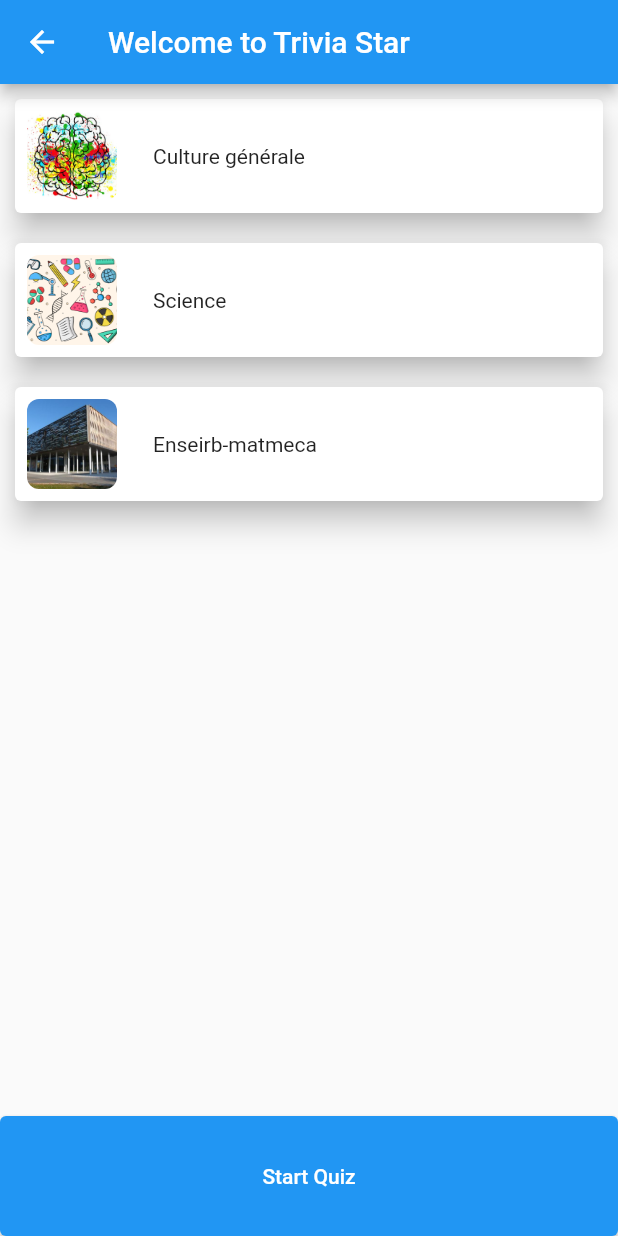
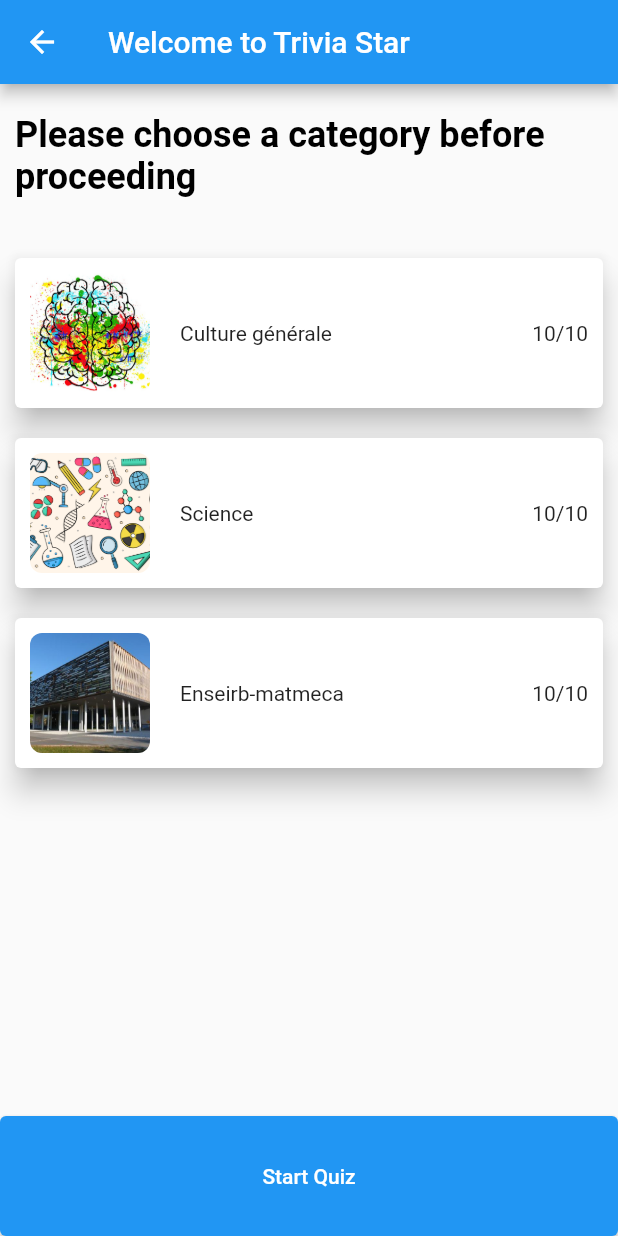
Before and after one commit to hassan-louazri/it363, a Flutter app: the Start screen opened directly, on a phone screen of 412 x 824 dp. Run offline on Flutter 3.47's test engine with Material 2 defaults, Android fonts, the phone set to English and light mode, and no system bars; our stand-ins replace cloud_firestore, firebase_auth, firebase_core, firebase_storage, flutter_rating_bar, google_fonts and 3 more; accounts and stored records are empty.

Commit message:
start page styling

```diff
--- a/lib/home.dart
+++ b/lib/home.dart
@@ -104,11 +104,12 @@ class MyHomePageState extends State<MyHomePage> {
     return lastQuestion
         .doc(widget.uid)
         .set({
-      'progress': "$questionsAnswered",
-    },SetOptions(merge: true))
-        .then((value) => {logger.i("Progress added"),
-        Alert(context: context, title: "Progress saved ").show()
-    })
+          'progress': "$questionsAnswered",
+        }, SetOptions(merge: true))
+        .then((value) => {
+              logger.i("Progress added"),
+              Alert(context: context, title: "Progress saved ").show()
+            })
         .catchError(
           (error) => logger.e("Progress wasn't added succefully."),
         );
@@ -309,7 +310,7 @@ class MyHomePageState extends State<MyHomePage> {
                                       child: Text(
                                         item,
                                         style: const TextStyle(
-                                            fontSize: 20, color: Colors.black),
+                                            fontSize: 20, color: Colors.white),
                                       ),
                                     ))
                                 .toList(),
--- a/lib/start.dart
+++ b/lib/start.dart
@@ -57,9 +57,24 @@ class _LoadJsonState extends State<Start> {
     String? uid = getUser();
     return Scaffold(
         appBar: AppBar(title: const Text("Welcome to Trivia Star")),
-        body: ListView.builder(
+        body: Column(
+          children: [
+            const Padding(
+              padding:
+                  EdgeInsets.only(left: 10, right: 10, top: 20, bottom: 30),
+              child: Text(
+                "Please choose a category before proceeding",
+                style: TextStyle(
+                    fontWeight: FontWeight.bold,
+                    fontSize: 24,
+                    color: Colors.black),
+              ),
+            ),
+            Expanded(
+              child: ListView.builder(
                   itemCount: categories.length,
-            itemBuilder: (BuildContext context, int index) => GestureDetector(
+                  itemBuilder: (BuildContext context, int index) =>
+                      GestureDetector(
                         onTap: () {
                           setState(() {
                             selectedItem = selectedItem == index ? -1 : index;
@@ -69,6 +84,7 @@ class _LoadJsonState extends State<Start> {
                           margin: const EdgeInsets.all(10.0),
                           elevation: 8,
                           child: Container(
+                            height: 100,
                             width: double.infinity,
                             decoration: BoxDecoration(
                                 color: index == selectedItem
@@ -76,12 +92,12 @@ class _LoadJsonState extends State<Start> {
                                     : Colors.white,
                                 borderRadius: BorderRadius.circular(8)),
                             padding: const EdgeInsets.symmetric(
-                          horizontal: 8.0, vertical: 8.0),
+                                horizontal: 10.0, vertical: 10.0),
                             child: Row(
                               children: [
                                 SizedBox(
-                            width: 60,
-                            height: 60,
+                                  width: 80,
+                                  height: 80,
                                   child: ClipRRect(
                                     borderRadius: BorderRadius.circular(8),
                                     child: Image.asset(
@@ -92,17 +108,30 @@ class _LoadJsonState extends State<Start> {
                                     ),
                                   ),
                                 ),
-                          const SizedBox(width: 24),
-                          Column(
+                                const SizedBox(width: 20),
+                                Expanded(
+                                  child: Column(
+                                    mainAxisAlignment: MainAxisAlignment.center,
+                                    crossAxisAlignment:
+                                        CrossAxisAlignment.start,
                                     children: [
                                       Text("${categories[index]}"),
                                     ],
-                          )
+                                  ),
+                                ),
+                                Column(
+                                  mainAxisAlignment: MainAxisAlignment.center,
+                                  crossAxisAlignment: CrossAxisAlignment.end,
+                                  children: const [Text("10/10")],
+                                ),
                               ],
                             ),
                           ),
                         ),
                       )),
+            ),
+          ],
+        ),
         bottomSheet: SizedBox(
           width: MediaQuery.of(context).size.width,
           height: 80,
```
Lines whose indentation alone changed are shown as unchanged.
